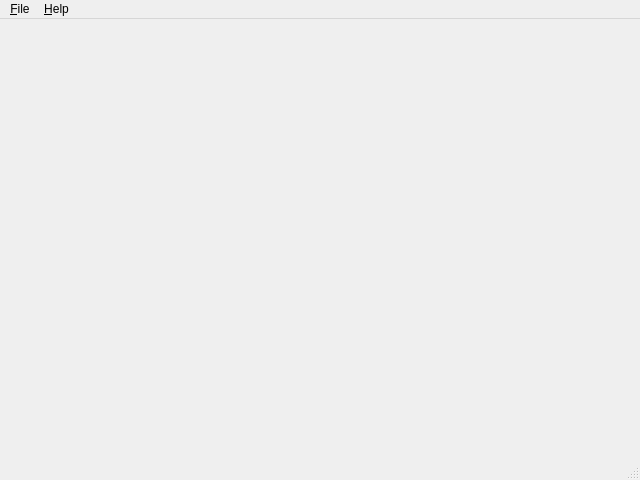
Old version of the form qtCanvas/forms/mainwindow.ui in the repository amireh/qtCanvas.
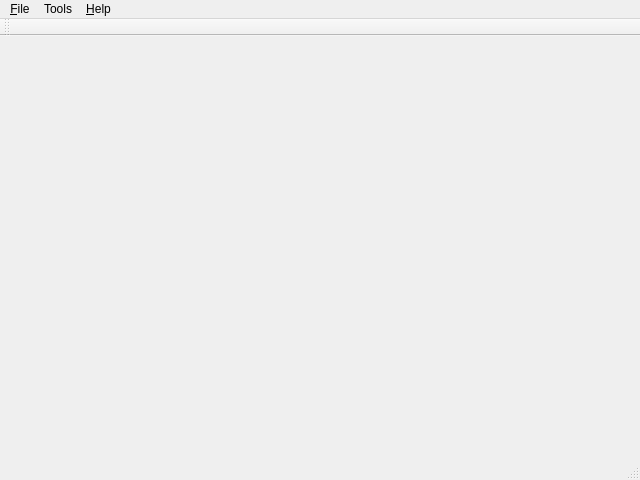
New version of the form. Icons and pictures are not drawn.

What changed in the file:
```diff
--- a/qtCanvas/forms/mainwindow.ui
+++ b/qtCanvas/forms/mainwindow.ui
@@ -61,10 +61,34 @@
     </property>
     <addaction name="actionA_bout_qtCanvas"/>
    </widget>
+   <widget class="QMenu" name="menuTools">
+    <property name="title">
+     <string>Tools</string>
+    </property>
+    <addaction name="actionOptions"/>
+   </widget>
    <addaction name="menuFile"/>
+   <addaction name="menuTools"/>
    <addaction name="menuHelp"/>
   </widget>
   <widget class="QStatusBar" name="statusBar"/>
+  <widget class="QToolBar" name="toolBar">
+   <property name="windowTitle">
+    <string>toolBar</string>
+   </property>
+   <property name="allowedAreas">
+    <set>Qt::AllToolBarAreas</set>
+   </property>
+   <property name="toolButtonStyle">
+    <enum>Qt::ToolButtonFollowStyle</enum>
+   </property>
+   <attribute name="toolBarArea">
+    <enum>TopToolBarArea</enum>
+   </attribute>
+   <attribute name="toolBarBreak">
+    <bool>false</bool>
+   </attribute>
+  </widget>
   <action name="actionQuit">
    <property name="text">
     <string>&amp;Quit</string>
```
Left out of the diff: 14 changed lines with no effect on the pictures.
